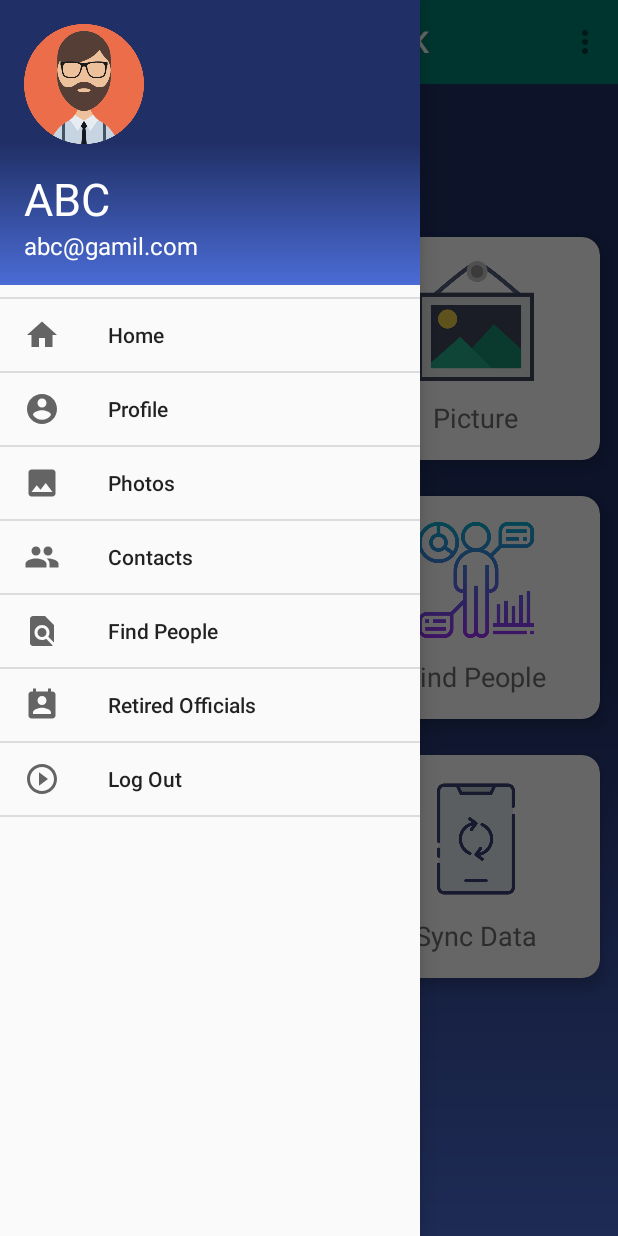
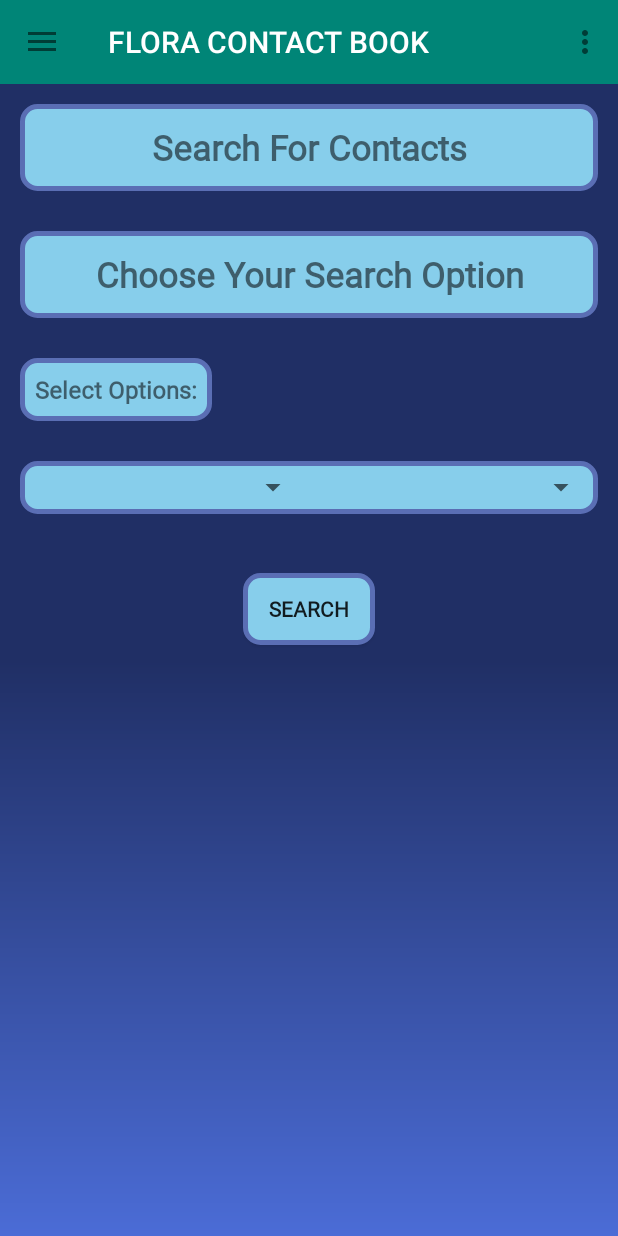
Before and after one commit to Tanvir87/TestApp, an Android app: the screen it shows after launch (MainActivity), after a tap on "Contacts", on a phone screen of 412 x 824 dp. Run offline under Robolectric (Android 15) with nearby library versions, the phone set to English and light mode, and no system bars; our stand-ins replace sdp/ssp sizes; 3 other taps on this screen came first.

Commit message:
new items

```diff
--- a/app/src/main/AndroidManifest.xml
+++ b/app/src/main/AndroidManifest.xml
@@ -16,6 +16,9 @@
                 <category android:name="android.intent.category.LAUNCHER" />
             </intent-filter>
         </activity>
+        <meta-data
+            android:name="preloaded_fonts"
+            android:resource="@array/preloaded_fonts" />
     </application>
 
 </manifest>
--- a/app/src/main/java/com/smartlocation/testapp/MainActivity.java
+++ b/app/src/main/java/com/smartlocation/testapp/MainActivity.java
@@ -34,6 +34,7 @@ public class MainActivity extends AppCompatActivity implements NavigationView.On
         toolbar.setTitle("FLORA CONTACT BOOK");
 
         setSupportActionBar(toolbar);
+
 
         navView = findViewById(R.id.nav_view);
         drawerLayout = findViewById(R.id.drawerLayout);
--- /dev/null
+++ b/app/src/main/java/com/smartlocation/testapp/View/ContactFragment.java
@@ -0,0 +1,31 @@
+package com.smartlocation.testapp.View;
+
+import android.os.Bundle;
+import android.view.LayoutInflater;
+import android.view.View;
+import android.view.ViewGroup;
+import android.widget.Spinner;
+
+import com.smartlocation.testapp.R;
+
+import java.util.List;
+
+import androidx.annotation.NonNull;
+import androidx.annotation.Nullable;
+import androidx.fragment.app.Fragment;
+
+public class ContactFragment  extends Fragment {
+
+
+
+    @Nullable
+    @Override
+    public View onCreateView(@NonNull LayoutInflater inflater, @Nullable ViewGroup container, @Nullable Bundle savedInstanceState) {
+
+        View rootView = inflater.inflate(R.layout.fragment_contacts, container, false);
+
+
+        return rootView;
+
+    }
+}
--- a/app/src/main/java/com/smartlocation/testapp/View/HomeFragment.java
+++ b/app/src/main/java/com/smartlocation/testapp/View/HomeFragment.java
@@ -23,6 +23,8 @@ public class HomeFragment extends Fragment {
 
         LinearLayout linearProfile = rootView.findViewById(R.id.linear_profile);
         LinearLayout linearPhotos = rootView.findViewById(R.id.linear_photos);
+        LinearLayout linearContacts = rootView.findViewById(R.id.linear_contacts);
+
 
 
         //profile
@@ -42,6 +44,15 @@ public class HomeFragment extends Fragment {
             }
 });
 
+        //contacts
+        linearContacts.setOnClickListener(new View.OnClickListener() {
+            @Override
+            public void onClick(View view) {
+                Navigator.fragmentForwardWithNoStack(getContext(), R.id.mainFrame, new ContactFragment());
+            }
+        });
+
+
         return rootView;
 
     }
--- /dev/null
+++ b/app/src/main/res/drawable/button_style.xml
@@ -0,0 +1,22 @@
+<?xml version="1.0" encoding="UTF-8"?>
+<shape xmlns:android="http://schemas.android.com/apk/res/android" >
+
+    <solid android:color="#87CEEB" />
+
+    <stroke
+        android:width="3dp"
+        android:color="#5a6eb4" />
+
+    <padding
+        android:bottom="1dp"
+        android:left="1dp"
+        android:right="1dp"
+        android:top="1dp" />
+
+    <corners
+        android:bottomLeftRadius="10dp"
+        android:bottomRightRadius="10dp"
+        android:topLeftRadius="10dp"
+        android:topRightRadius="10dp" />
+
+</shape>
--- /dev/null
+++ b/app/src/main/res/layout/fragment_contacts.xml
@@ -0,0 +1,85 @@
+<?xml version="1.0" encoding="utf-8"?>
+<LinearLayout xmlns:android="http://schemas.android.com/apk/res/android"
+    android:orientation="vertical"
+    android:layout_width="match_parent"
+    android:layout_height="match_parent"
+    android:background="@drawable/header_background">
+
+    <TextView
+        android:layout_width="match_parent"
+        android:layout_height="wrap_content"
+        android:layout_marginTop="@dimen/_10sdp"
+        android:background="@drawable/button_style"
+        android:fontFamily="@font/boogaloo"
+        android:gravity="center"
+        android:layout_margin="@dimen/_10sdp"
+        android:padding="@dimen/_10sdp"
+        android:text="Search For Contacts"
+        android:textSize="@dimen/_18ssp"
+        android:textStyle="bold"
+        />
+
+    <TextView
+        android:layout_width="match_parent"
+        android:layout_height="wrap_content"
+        android:background="@drawable/button_style"
+        android:fontFamily="@font/boogaloo"
+        android:gravity="center"
+        android:layout_margin="@dimen/_10sdp"
+        android:padding="@dimen/_10sdp"
+        android:text="Choose Your Search Option"
+        android:textSize="@dimen/_18ssp"
+        android:textStyle="bold"
+        />
+
+    <TextView
+        android:id="@+id/Option1"
+        android:layout_width="wrap_content"
+        android:layout_height="wrap_content"
+        android:background="@drawable/button_style"
+        android:padding="10dp"
+        android:layout_margin="@dimen/_10sdp"
+        android:fontFamily="@font/boogaloo"
+        android:text="Select Options:"
+        android:textStyle="bold"
+        android:textSize="16dp" />
+
+    <LinearLayout
+        android:layout_width="fill_parent"
+        android:layout_height="wrap_content"
+        android:orientation="horizontal"
+        android:background="@drawable/button_style"
+        android:layout_margin="@dimen/_10sdp"
+        android:weightSum="4" >
+
+        <Spinner
+            android:id="@+id/spinnerOption1"
+            android:layout_width="fill_parent"
+            android:layout_height="34dp"
+            android:layout_weight="2"
+            android:drawSelectorOnTop="true"
+
+            android:textSize="18dp" />
+
+        <Spinner
+            android:id="@+id/spinnerValue1"
+            android:layout_width="fill_parent"
+            android:layout_height="34dp"
+            android:layout_weight="2"
+            android:drawSelectorOnTop="true"
+            android:textSize="18dp" />
+    </LinearLayout>
+
+
+    <Button
+        android:id="@+id/btnSubmit"
+        android:layout_marginTop="@dimen/_20sdp"
+        android:layout_width="wrap_content"
+        android:layout_height="wrap_content"
+        android:fontFamily="@font/boogaloo"
+        android:textStyle="bold"
+        android:layout_gravity="center"
+        android:background="@drawable/button_style"
+        android:text="Search" />
+
+</LinearLayout>
--- a/app/src/main/res/layout/fragment_home.xml
+++ b/app/src/main/res/layout/fragment_home.xml
@@ -123,6 +123,7 @@
                 android:layout_margin="12dp">
 
                 <LinearLayout
+                    android:id="@+id/linear_contacts"
                     android:layout_width="match_parent"
                     android:layout_height="match_parent"
                     android:gravity="center"
```
